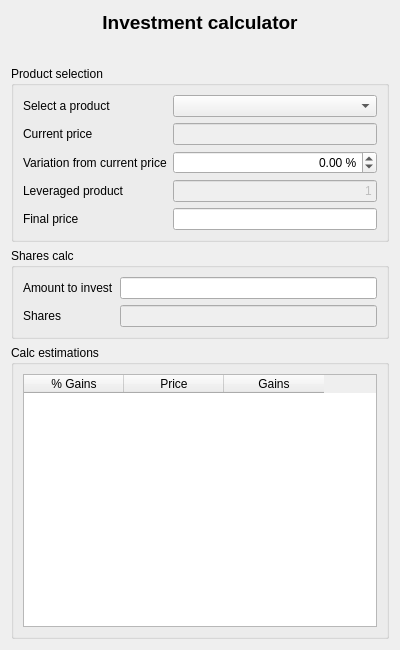
Old version of the form ui/wdgCalculator.ui in the repository turulomio/xulpymoney.
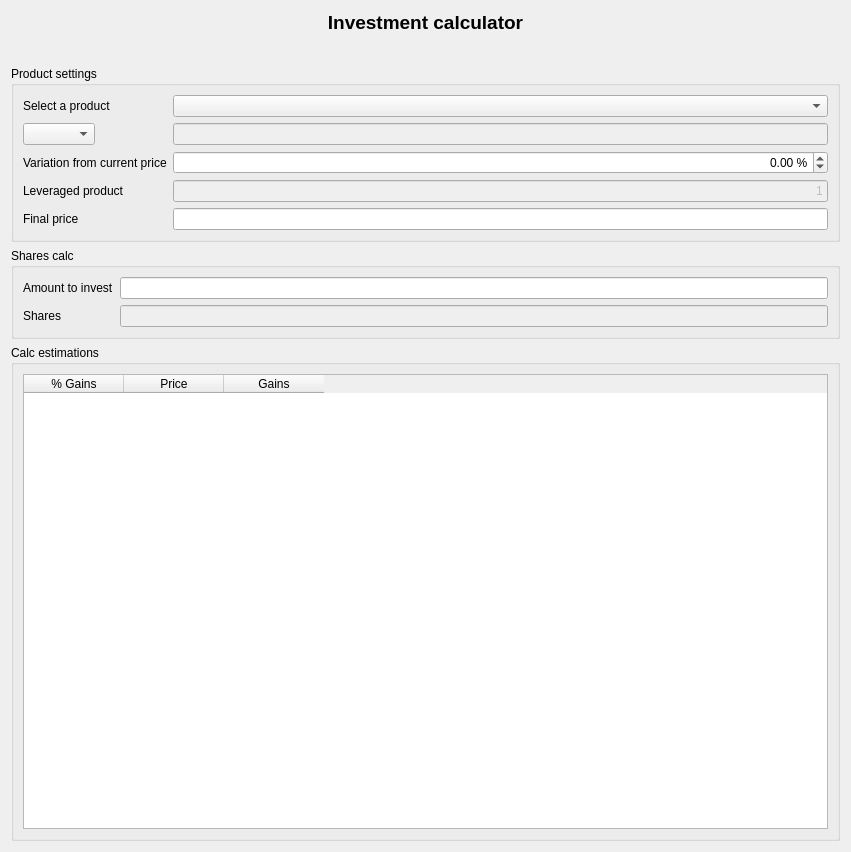
New version of the form. Icons and pictures are not drawn. Custom widgets are drawn as their Qt base class.

Commit message: Added last and penultimate price in wdgCalculator

```diff
--- a/ui/wdgCalculator.ui
+++ b/ui/wdgCalculator.ui
@@ -6,8 +6,8 @@
    <rect>
     <x>0</x>
     <y>0</y>
-    <width>400</width>
-    <height>650</height>
+    <width>851</width>
+    <height>852</height>
    </rect>
   </property>
   <layout class="QHBoxLayout" name="horizontalLayout_5">
@@ -82,7 +82,7 @@
      <item>
       <widget class="QGroupBox" name="groupBox">
        <property name="title">
-        <string>Product selection</string>
+        <string>Product settings</string>
        </property>
        <layout class="QHBoxLayout" name="horizontalLayout_3">
         <item>
@@ -107,13 +107,6 @@
             </property>
            </widget>
           </item>
-          <item row="1" column="0">
-           <widget class="QLabel" name="lblProductPrice">
-            <property name="text">
-             <string>Current price</string>
-            </property>
-           </widget>
-          </item>
           <item row="1" column="1">
            <widget class="myQLineEdit" name="txtProductPrice">
             <property name="enabled">
@@ -124,14 +117,14 @@
             </property>
            </widget>
           </item>
-          <item row="2" column="0">
+          <item row="3" column="0">
            <widget class="QLabel" name="label_2">
             <property name="text">
              <string>Variation from current price</string>
             </property>
            </widget>
           </item>
-          <item row="2" column="1">
+          <item row="3" column="1">
            <widget class="QDoubleSpinBox" name="spnProductPriceVariation">
             <property name="sizePolicy">
              <sizepolicy hsizetype="Expanding" vsizetype="Fixed">
@@ -150,28 +143,28 @@
             </property>
            </widget>
           </item>
-          <item row="5" column="0">
+          <item row="6" column="0">
            <widget class="QLabel" name="label_6">
             <property name="text">
              <string>Final price</string>
             </property>
            </widget>
           </item>
-          <item row="5" column="1">
+          <item row="6" column="1">
            <widget class="myQLineEdit" name="txtFinalPrice">
             <property name="alignment">
              <set>Qt::AlignRight|Qt::AlignTrailing|Qt::AlignVCenter</set>
             </property>
            </widget>
           </item>
-          <item row="4" column="0">
+          <item row="5" column="0">
            <widget class="QLabel" name="lblLeveraged">
             <property name="text">
              <string>Leveraged product</string>
             </property>
            </widget>
           </item>
-          <item row="4" column="1">
+          <item row="5" column="1">
            <widget class="myQLineEdit" name="txtLeveraged">
             <property name="enabled">
              <bool>false</bool>
@@ -184,6 +177,16 @@
             </property>
            </widget>
           </item>
+          <item row="1" column="0">
+           <widget class="QComboBox" name="cmbPrice">
+            <property name="sizePolicy">
+             <sizepolicy hsizetype="MinimumExpanding" vsizetype="Fixed">
+              <horstretch>0</horstretch>
+              <verstretch>0</verstretch>
+             </sizepolicy>
+            </property>
+           </widget>
+          </item>
          </layout>
         </item>
        </layout>
```
The commit also changes 7 other files.
